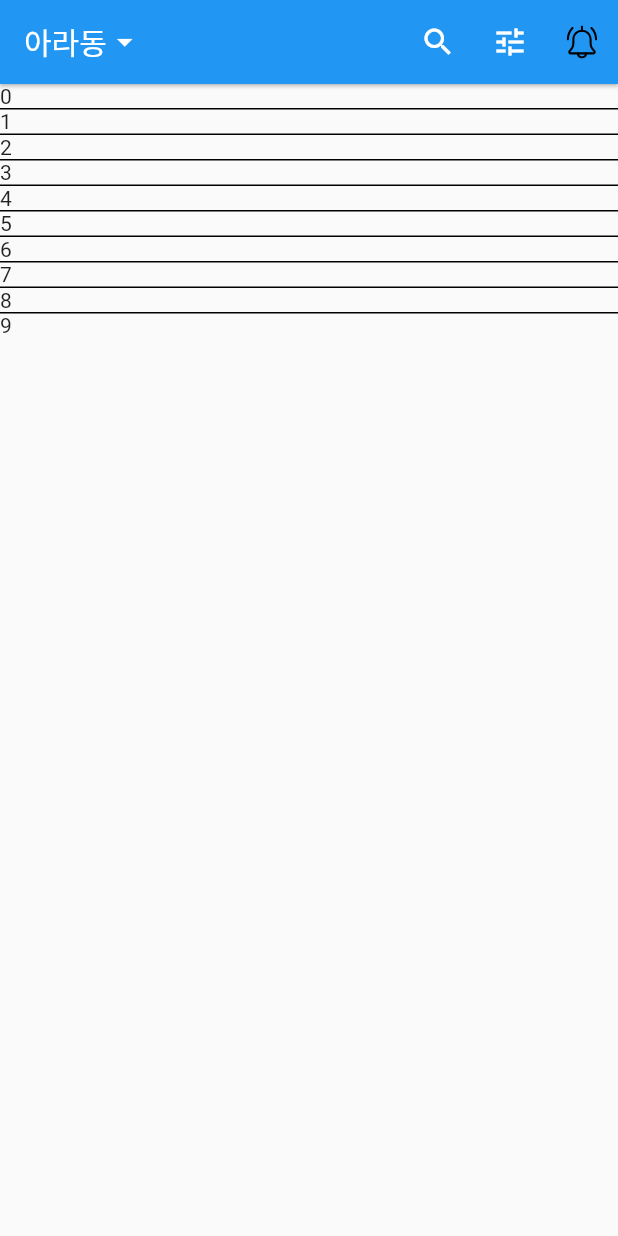
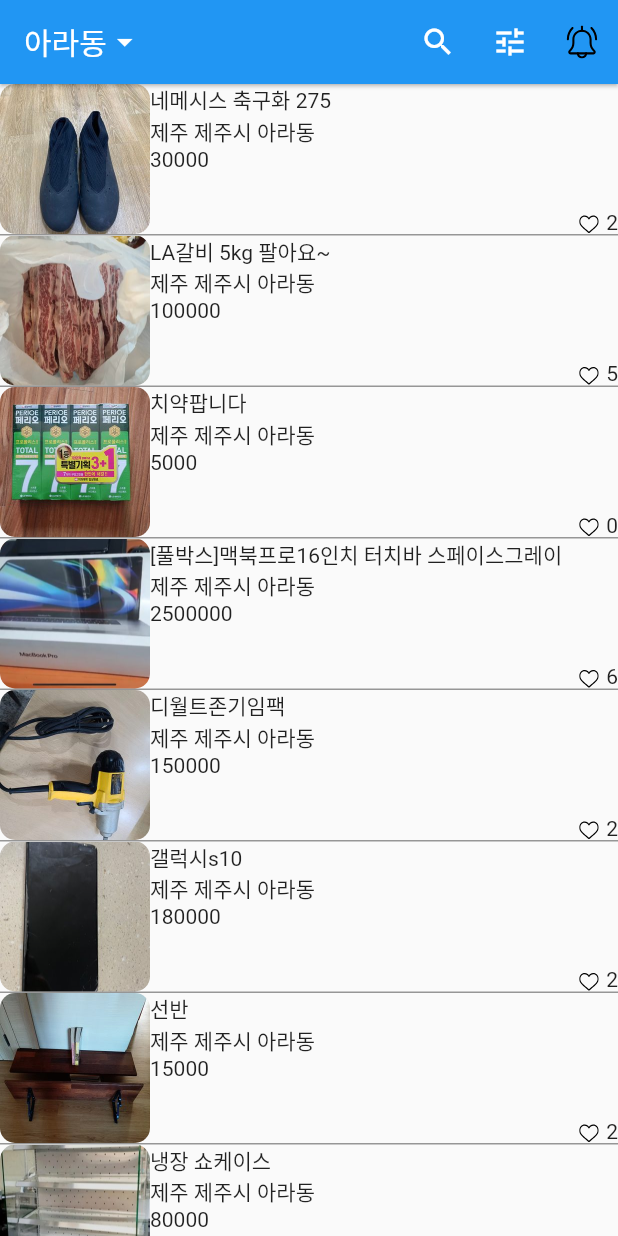
Before and after one commit to rwarou/carrotMarket, a Flutter app: the screen it shows after launch, on a phone screen of 412 x 824 dp. Run offline on Flutter 3.47's test engine with Material 2 defaults, Android fonts, the phone set to English and light mode, and no system bars; our stand-ins replace flutter_svg.

Commit message:
리스트 데이터 압력 및 정렬

```diff
--- a/lib/pages/home.dart
+++ b/lib/pages/home.dart
@@ -125,13 +125,58 @@ class _HomeState extends State<Home> {
     return ListView.separated(
         itemBuilder: (BuildContext _context, int index) {
           return Container(
-            child: Text(index.toString()),
+            child: Row(
+              children: [
+                ClipRRect(
+                  borderRadius: BorderRadius.all(
+                    Radius.circular(10),
+                  ),
+                  child: Image.asset(
+                    datas[index]["image"],
+                    width: 100,
+                    height: 100,
+                  ),
+                ),
+                Expanded(
+                  child: Container(
+                    height: 100,
+                    child: Column(
+                      crossAxisAlignment: CrossAxisAlignment.start,
+                      children: [
+                        Text(datas[index]["title"]),
+                        Text(datas[index]["location"]),
+                        Text(datas[index]["price"]),
+                        Expanded(
+                          child: Container(
+                            child: Row(
+                              mainAxisAlignment: MainAxisAlignment.end,
+                              crossAxisAlignment: CrossAxisAlignment.end,
+                              children: [
+                                SvgPicture.asset(
+                                  "assets/svg/heart_off.svg",
+                                  width: 13,
+                                  height: 13,
+                                ),
+                                SizedBox(
+                                  width: 5,
+                                ),
+                                Text(datas[index]["likes"]),
+                              ],
+                            ),
+                          ),
+                        ),
+                      ],
+                    ),
+                  ),
+                ),
+              ],
+            ),
           );
         },
         separatorBuilder: (BuildContext _context, int index) {
           return Container(
             height: 1,
-            color: Colors.black,
+            color: Colors.black.withOpacity(0.4),
           );
         },
         itemCount: datas.length);
```
